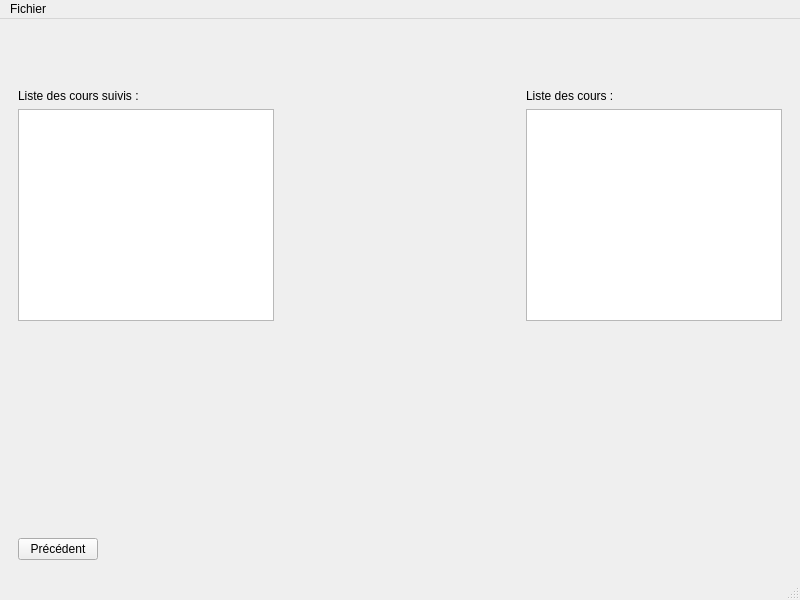
Above: Master/mainwindow.ui from ArnaudScheffler/ProjetCPOOA before the change. Below: the same form after it.
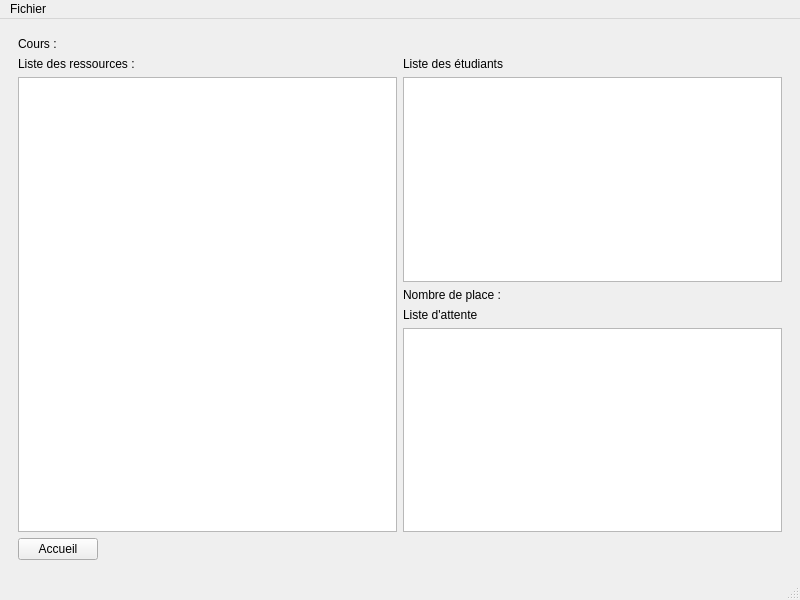
That is the form after the change.

Commit message: Ajout de la page vue d'un cours sans les ressources

Patch:
```diff
--- a/Master/mainwindow.ui
+++ b/Master/mainwindow.ui
@@ -17,11 +17,11 @@
    <double>1.000000000000000</double>
   </property>
   <widget class="QWidget" name="centralwidget">
-   <layout class="QVBoxLayout" name="verticalLayout_3">
-    <item>
+   <layout class="QGridLayout" name="gridLayout_4">
+    <item row="0" column="0">
      <widget class="QStackedWidget" name="stackedWidget">
       <property name="currentIndex">
-       <number>1</number>
+       <number>2</number>
       </property>
       <widget class="QWidget" name="Connection">
        <layout class="QGridLayout" name="gridLayout_3">
@@ -249,6 +249,86 @@
         </item>
        </layout>
       </widget>
+      <widget class="QWidget" name="Cours">
+       <layout class="QGridLayout" name="gridLayout_5">
+        <item row="1" column="0">
+         <layout class="QVBoxLayout" name="verticalLayout_4">
+          <item>
+           <widget class="QLabel" name="label_6">
+            <property name="text">
+             <string>Liste des ressources :</string>
+            </property>
+           </widget>
+          </item>
+          <item>
+           <widget class="QListView" name="listRessources"/>
+          </item>
+         </layout>
+        </item>
+        <item row="1" column="1">
+         <layout class="QVBoxLayout" name="verticalLayout_3">
+          <item>
+           <widget class="QLabel" name="label_7">
+            <property name="text">
+             <string>Liste des étudiants</string>
+            </property>
+           </widget>
+          </item>
+          <item>
+           <widget class="QListView" name="listPrincipaleEtudiant"/>
+          </item>
+          <item>
+           <widget class="QLabel" name="labelNombrePlace">
+            <property name="text">
+             <string>Nombre de place :</string>
+            </property>
+           </widget>
+          </item>
+          <item>
+           <widget class="QLabel" name="label_8">
+            <property name="text">
+             <string>Liste d'attente</string>
+            </property>
+           </widget>
+          </item>
+          <item>
+           <widget class="QListView" name="listAttenteEtudiant"/>
+          </item>
+         </layout>
+        </item>
+        <item row="2" column="0">
+         <layout class="QHBoxLayout" name="horizontalLayout">
+          <item>
+           <widget class="QPushButton" name="pushButtonAccueil">
+            <property name="text">
+             <string>Accueil</string>
+            </property>
+           </widget>
+          </item>
+          <item>
+           <spacer name="horizontalSpacer_5">
+            <property name="orientation">
+             <enum>Qt::Horizontal</enum>
+            </property>
+            <property name="sizeHint" stdset="0">
+             <size>
+              <width>40</width>
+              <height>20</height>
+             </size>
+            </property>
+           </spacer>
+          </item>
+         </layout>
+        </item>
+        <item row="0" column="0" colspan="2">
+         <widget class="QLabel" name="labelNomCours">
+          <property name="text">
+           <string>Cours :</string>
+          </property>
+         </widget>
+        </item>
+       </layout>
+      </widget>
      </widget>
     </item>
    </layout>
```
Left out of the diff: 2 changed lines with no effect on the pictures. The commit also changes 4 other files.
